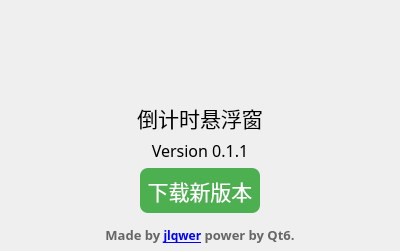
Old version of the form about.ui in the repository jlqwer/countdown.
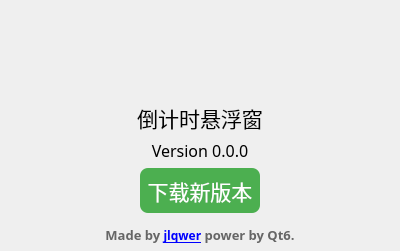
New version of the form. Icons and pictures are not drawn.

Diff of the .ui file:
```diff
--- a/about.ui
+++ b/about.ui
@@ -148,7 +148,7 @@
     </font>
    </property>
    <property name="text">
-    <string>Version 0.1.1</string>
+    <string>Version 0.0.0</string>
    </property>
    <property name="alignment">
     <set>Qt::AlignCenter</set>
```
